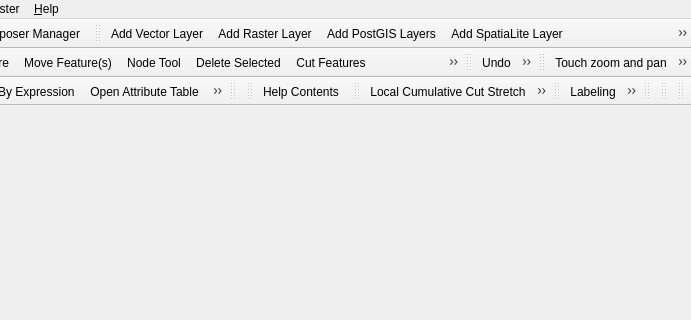
Before: the Qt Designer form src/ui/qgisapp.ui in qgis/QGIS, drawn with Qt 5; both pictures show x 359 to 1050 and y 0 to 320 of the 1050 by 487 pixel window.
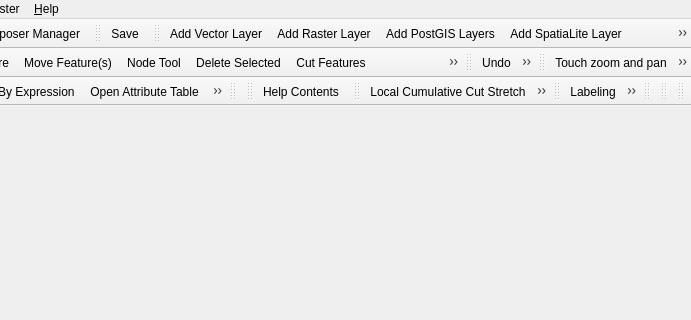
After: the same form once the commit is applied. Icons and pictures are not drawn.

Commit message: Added a toolbar thet includes only the save button. This is ON by default _only_ ifdef ANDROID. Other platform can turn this on using WITH_SAVEONLYTOOLBAR under advanced settings

The edit to the form file:
```diff
--- a/src/ui/qgisapp.ui
+++ b/src/ui/qgisapp.ui
@@ -279,6 +279,18 @@
    <addaction name="mActionNewPrintComposer"/>
    <addaction name="mActionShowComposerManager"/>
   </widget>
+  <widget class="QToolBar" name="mSaveToolBar">
+   <property name="windowTitle">
+    <string>Save</string>
+   </property>
+   <attribute name="toolBarArea">
+    <enum>TopToolBarArea</enum>
+   </attribute>
+   <attribute name="toolBarBreak">
+    <bool>false</bool>
+   </attribute>
+   <addaction name="mActionSaveProject"/>
+  </widget>
   <widget class="QToolBar" name="mLayerToolBar">
    <property name="windowTitle">
     <string>Manage Layers</string>
```
The commit also changes 6 other files.
